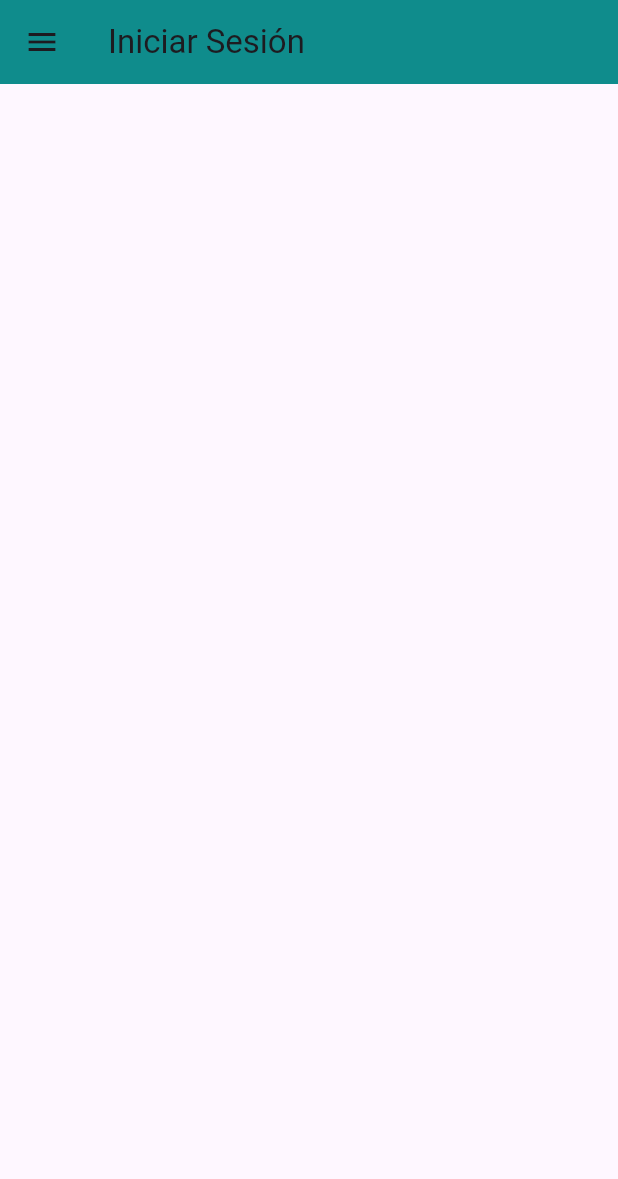
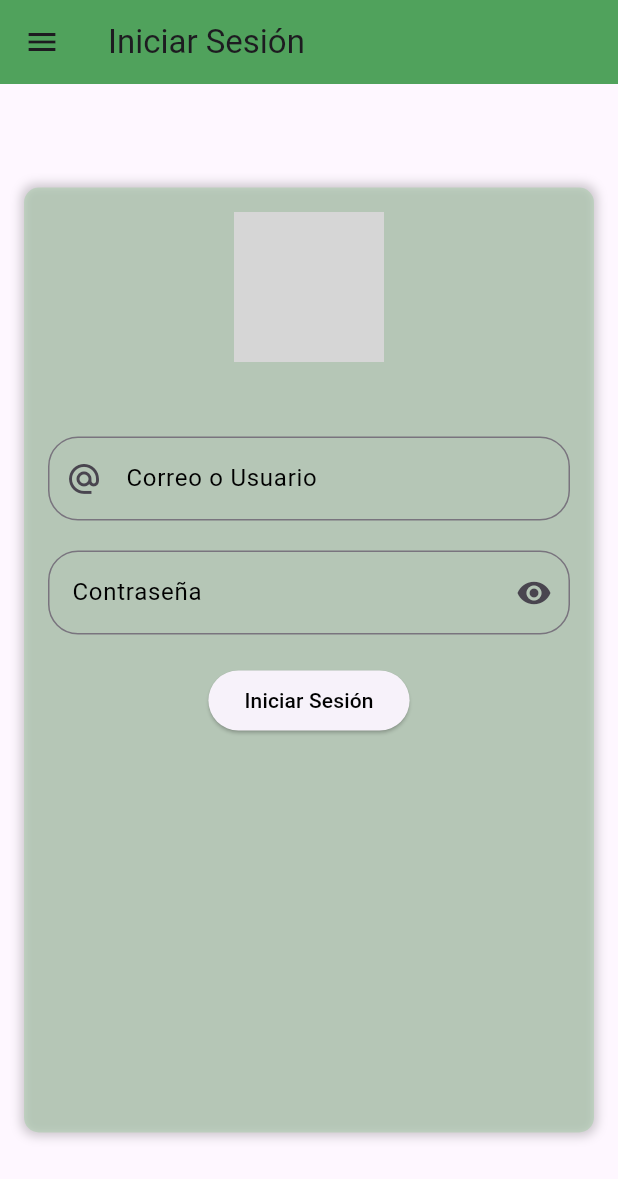
Before and after one commit to paolapatron2905/web, a Flutter app: the screen it shows after launch, on a phone screen of 412 x 824 dp. Shown: the top 1179 px of the screen. Run offline on Flutter 3.47's test engine with Material 3 defaults, Android fonts, the phone set to English and light mode, and no system bars; our stand-ins replace get, supabase_flutter; accounts and stored records are empty; grey boxes are pictures that could not be loaded.

Commit message:
Diseño del login

```diff
--- a/lib/constants/custom_drawer.dart
+++ b/lib/constants/custom_drawer.dart
@@ -28,12 +28,12 @@ class Custom_Drawer extends StatelessWidget {
                 ),
                 child: Stack(
                   children: [
-                    Positioned.fill(
+                    /* Positioned.fill(
                       child: Image.asset(
                         'assets/images/logo.png',
                         fit: BoxFit.cover,
                       ),
-                    ),
+                    ), */
                     Positioned.fill(
                       child: Container(
                         color: Colors.black54,
--- a/lib/screens/login.dart
+++ b/lib/screens/login.dart
@@ -1,15 +1,151 @@
 import 'package:flutter/material.dart';
+/* import 'package:flutter/widgets.dart'; */
 import 'package:inventario/constants/custom_appbar.dart';
 import 'package:inventario/constants/custom_drawer.dart';
+import 'package:get/get.dart';
 
-class Login extends StatelessWidget {
+class Login extends StatefulWidget {
   const Login({super.key});
+
+  @override
+  State<Login> createState() => _LoginState();
+}
+
+class _LoginState extends State<Login> {
+  bool ocultarTexto = true;
 
   @override
   Widget build(BuildContext context) {
     return Scaffold(
-      appBar: Custom_Appbar(titulo: 'Iniciar Sesión', colorNew: Colors.teal),
+      appBar: Custom_Appbar(titulo: 'Iniciar Sesión', colorNew: Colors.green),
       drawer: Custom_Drawer(),
+      body: Padding(
+        padding: EdgeInsets.all(16.0),
+        child: Center(
+          child: Column(
+            mainAxisAlignment: MainAxisAlignment.center,
+            children: [
+              Container(
+                width: 600.0,
+                height: 630.0,
+                decoration: BoxDecoration(
+                  color: Colors.green[300]!.withOpacity(0.3),
+                  borderRadius: BorderRadius.circular(10.0),
+                  boxShadow: [
+                    BoxShadow(
+                      color: Colors.black.withOpacity(0.2),
+                      spreadRadius: 2.0,
+                      blurRadius: 5.0,
+                    ),
+                  ],
+                ),
+                child: Padding(
+                  padding: EdgeInsets.all(16.0),
+                  child: Column(
+                    mainAxisAlignment: MainAxisAlignment.start,
+                    children: [
+                      Container(
+                        child: Image.asset(
+                          '../assets/logo.png',
+                          height: 100.0,
+                          width: 100.0,
+                        ),
+                      ),
+                      SizedBox(height: 50.0),
+
+                      /* Form Text Correo/Usuario */
+                      TextFormField(
+                        minLines: 1,
+                        maxLines: 4,
+                        decoration: InputDecoration(
+                          border: OutlineInputBorder(
+                            borderRadius: BorderRadius.circular(20.0),
+                          ),
+                          hintText: 'example@gmail.com o usuario1',
+                          labelText: 'Correo o Usuario',
+                          prefixIcon: Icon(Icons.alternate_email_outlined),
+                          labelStyle: TextStyle(
+                            color: Colors.black,
+                          ),
+                        ),
+                        autovalidateMode: AutovalidateMode.onUserInteraction,
+                        validator: (value) {
+                          if (value == null || value.isEmpty) {
+                            return 'Campo requerido';
+                          }
+                          if (!value.isEmail) {
+                            return 'Correo no valido';
+                          }
+                          return null;
+                        },
+                      ),
+                      SizedBox(height: 20.0),
+
+                      /* Form text Contraseña */
+                      TextFormField(
+                        obscureText: ocultarTexto,
+                        decoration: InputDecoration(
+                          border: OutlineInputBorder(
+                            borderRadius: BorderRadius.circular(20.0),
+                          ),
+                          hintText: 'Contraseña',
+                          labelText: 'Contraseña',
+                          suffixIcon: IconButton(
+                            icon: Icon(
+                              ocultarTexto
+                                  ? Icons.visibility
+                                  : Icons.visibility_off,
+                            ),
+                            onPressed: () {
+                              setState(() {
+                                ocultarTexto = !ocultarTexto;
+                              });
+                            },
+                          ),
+                          labelStyle: TextStyle(
+                            color: Colors.black,
+                          ),
+                        ),
+                        autovalidateMode: AutovalidateMode.onUserInteraction,
+                        validator: (value) {
+                          if (value?.trim() == null || value!.trim().isEmpty) {
+                            return 'Campo requerido';
+                          }
+                          if (value.trim().length < 8) {
+                            return 'Contraseña muy corta';
+                          }
+                          return null;
+                        },
+                      ),
+                      SizedBox(height: 20.0),
+
+                      /* Boton Iniciar Sesión */
+                      ElevatedButton(
+                        onPressed: () {
+                          Get.toNamed('/dashboard');
+                        },
+                        child: Text(
+                          'Iniciar Sesión',
+                          style: TextStyle(
+                            color: Colors.black,
+                          ),
+                        ),
+                        style: ElevatedButton.styleFrom(
+                          /* primary: Colors.yellow[200], */
+                          shape: RoundedRectangleBorder(
+                            borderRadius: BorderRadius.circular(20.0),
+                          ),
+                        ),
+                      ),
+                      SizedBox(height: 20.0),
+                    ],
+                  ),
+                ),
+              ),
+            ],
+          ),
+        ),
+      ),
     );
   }
 }
```
Also changed, not shown: 4 other files.
